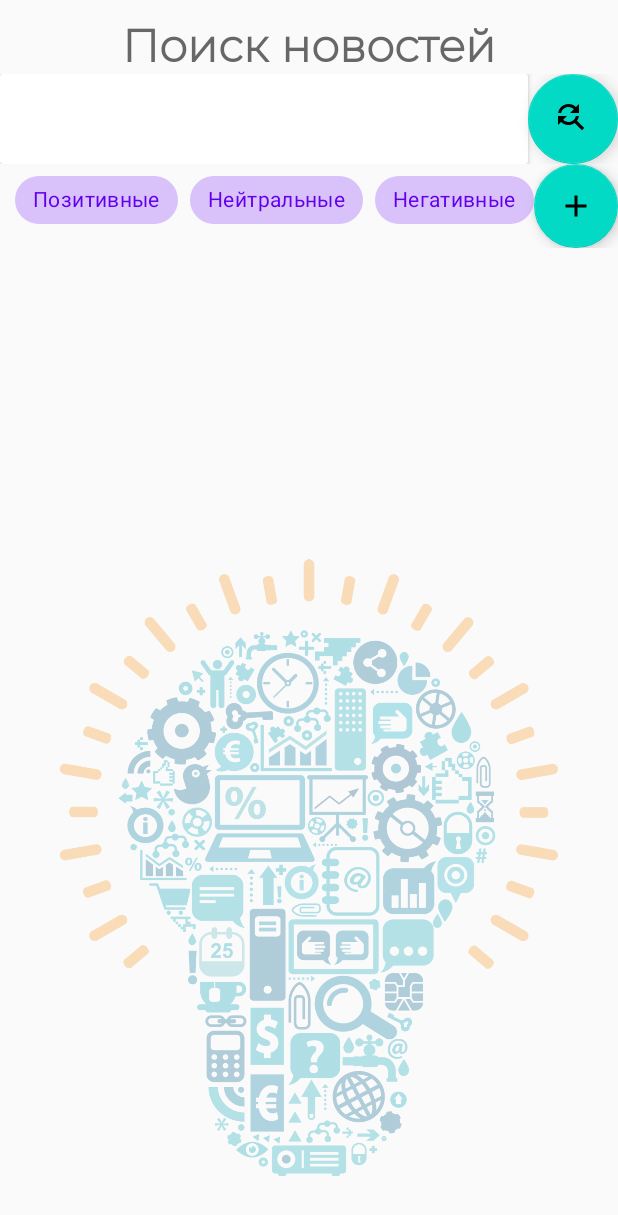
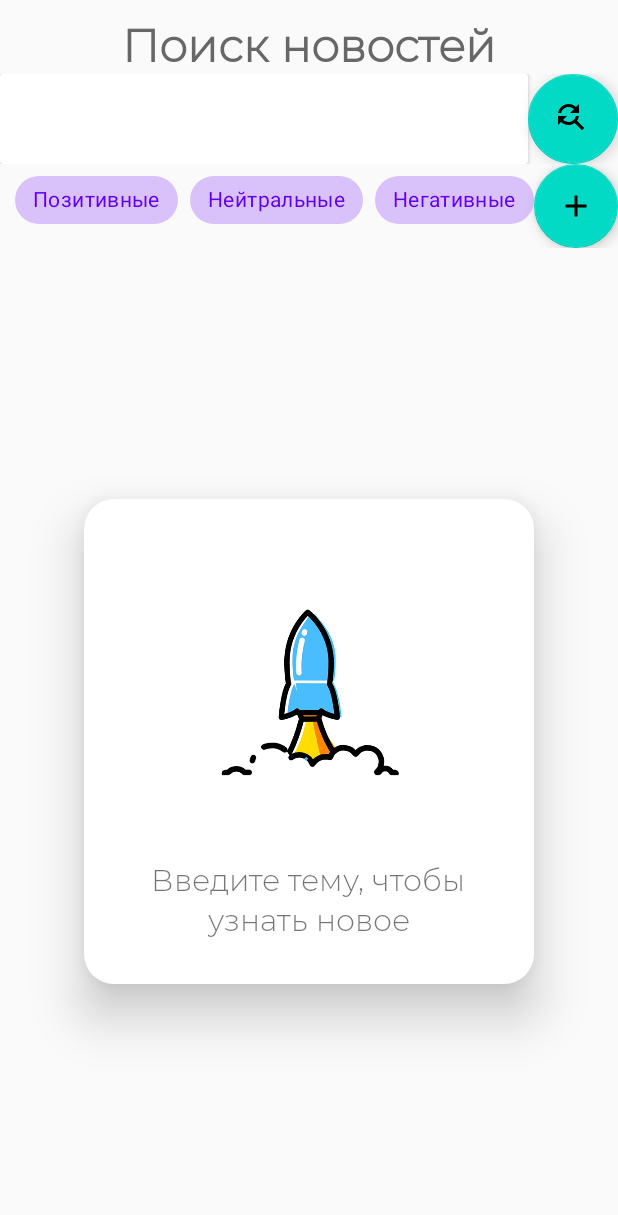
Before and after one commit to glebpav/new_app, an Android app: the layout fragment_searching.xml on its own in the app's theme, with its tools: preview values and no code run, on a phone screen of 412 x 824 dp. Shown: the top 1215 px of the screen. Run offline under Robolectric (Android 15) with nearby library versions, the phone set to English and light mode, and no system bars; plain views replace NeumorphCardView, NeumorphFloatingActionButton; Roboto replaces fonts that are not available here.

Commit message:
изменение отображения погоды и вида стартовой страницы

```diff
--- a/app/src/main/res/layout/fragment_searching.xml
+++ b/app/src/main/res/layout/fragment_searching.xml
@@ -240,16 +240,49 @@
 
         </RelativeLayout>
 
-        <ImageView
-            android:id="@+id/img_hello"
+        <RelativeLayout
             android:layout_width="match_parent"
-            android:layout_height="wrap_content"
-            android:layout_alignParentBottom="true"
-            android:layout_centerHorizontal="true"
-            android:alpha="0.3"
-            android:padding="40dp"
-            android:scaleType="fitEnd"
-            android:src="@drawable/find4" />
+            android:layout_height="match_parent"
+            android:layout_below="@+id/layout_sorting_top">
+
+            <RelativeLayout
+                android:id="@+id/img_hello"
+                android:layout_width="wrap_content"
+                android:layout_height="wrap_content"
+                android:layout_centerInParent="true"
+                android:background="@drawable/bg_tumbleweed"
+                android:elevation="20dp"
+                android:padding="30dp"
+                android:visibility="visible">
+
+                <pl.droidsonroids.gif.GifImageView
+                    android:id="@+id/img_tumbleweed"
+                    android:layout_width="240dp"
+                    android:layout_height="200dp"
+                    android:layout_centerHorizontal="true"
+                    android:src="@drawable/rocket" />
+
+                <TextView
+                    android:id="@+id/tv_is_empty_now"
+                    android:layout_width="wrap_content"
+                    android:layout_height="wrap_content"
+                    android:layout_below="@+id/img_tumbleweed"
+                    android:layout_centerHorizontal="true"
+                    android:layout_marginTop="10dp"
+                    android:text="@string/enter_theme"
+                    android:textSize="20sp" />
+
+                <TextView
+                    android:layout_width="wrap_content"
+                    android:layout_height="wrap_content"
+                    android:layout_below="@id/tv_is_empty_now"
+                    android:layout_centerHorizontal="true"
+                    android:text="@string/know_more"
+                    android:textSize="20sp" />
+
+            </RelativeLayout>
+
+        </RelativeLayout>
 
     </RelativeLayout>
 </RelativeLayout>
--- a/app/src/main/res/values/strings.xml
+++ b/app/src/main/res/values/strings.xml
@@ -45,7 +45,6 @@
     <string name="password_error">пароль должен содержать цифры, символы, и быть не короче 6 символов</string>
     <string name="no_internet">Отсутствует подключение к интернету</string>
     <string name="successful_changed">Успешно изменено</string>
-    <string name="add_new">добавьте новую тему</string>
     <string name="enter_name">введите пароль</string>
 
     <!-- Button's texts -->
@@ -65,11 +64,18 @@
     <string name="number">численно</string>
     <string name="regarding">относительно</string>
 
-    <!-- unsorted strings -->
+    <!-- Info cards -->
+
+    <string name="enter_theme">Введите тему, чтобы</string>
+    <string name="know_more">узнать новое</string>
+    <string name="is_empty_now">Здесь пока пусто</string>
+    <string name="add_new">добавьте новую тему</string>
+
+    <!-- Unsorted strings -->
 
     <string name="hello_blank_fragment">Hello blank fragment</string>
     <string name="are_you_sure">Вы уверены, что хотите выйти?</string>
-    <string name="is_empty_now">Здесь пока пусто</string>
+
     <string name="sort_to">сортировать </string>
     <string name="loading">Загрузка…</string>
     <string name="alphabet">алфавит</string>
@@ -79,4 +85,5 @@
     <string name="number_format_desc">Тональность статей Вы будете получать в численном формате (от 0 до 1), где 0 - очень негативныя новость, а 1 - позитивная</string>
     <string name="regarding_format_desc">Тональность статей Вы будете получать в словесном формате (новость может бытоь позитивной, нейтральной и негативной) </string>
 
+
 </resources>
```
Also changed, not shown: app/src/main/java/com/example/news_app/adapters/AdapterNews.java (+6 -1 lines), app/src/main/java/com/example/news_app/fragments/usualFragments/FragmentSettings.java (+7 -4 lines), app/src/main/res/layout/fragment_settings.xml (+36 -23 lines), app/src/main/res/values-v29/strings.xml (+17 -3 lines), app/src/main/res/drawable-v24/rocket.gif (added).
